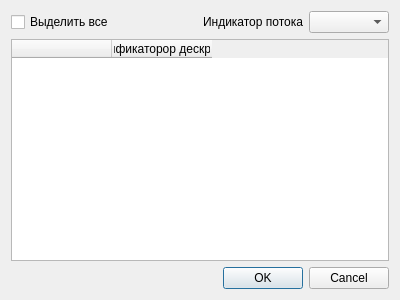
Old version of the form addfaceinstream.ui in the repository TheMadius/EltexViewFRS.
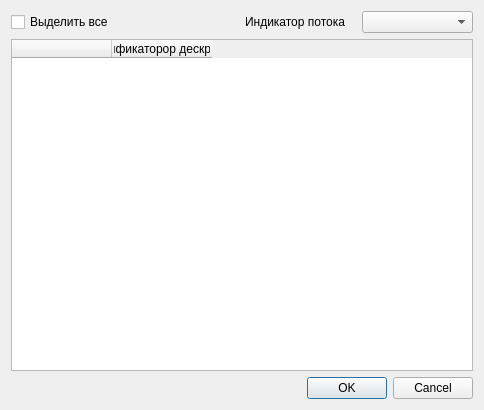
New version of the form.

Diff of the .ui file:
```diff
--- a/addfaceinstream.ui
+++ b/addfaceinstream.ui
@@ -6,8 +6,8 @@
    <rect>
     <x>0</x>
     <y>0</y>
-    <width>400</width>
-    <height>300</height>
+    <width>484</width>
+    <height>410</height>
    </rect>
   </property>
   <property name="windowTitle">
@@ -43,7 +43,7 @@
     <widget class="QTableWidget" name="tableWidget">
      <column>
       <property name="text">
-       <string> </string>
+       <string/>
       </property>
      </column>
      <column>
```
Left out of the diff: 22 changed lines with no effect on the pictures.
